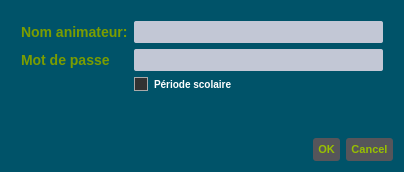
The window that venv/gui_elements/login.ui (RobinBARBEY/PointagePAJ) describes before a commit, drawn with Qt 5.
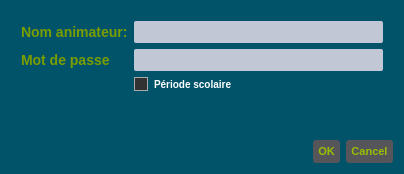
The same window after the commit. Icons and pictures are not drawn.

Patch:
```diff
--- a/venv/gui_elements/login.ui
+++ b/venv/gui_elements/login.ui
@@ -7,7 +7,7 @@
     <x>0</x>
     <y>0</y>
     <width>404</width>
-    <height>172</height>
+    <height>174</height>
    </rect>
   </property>
   <property name="windowTitle">
```
Left out of the diff: 2 changed lines with no effect on the pictures.
